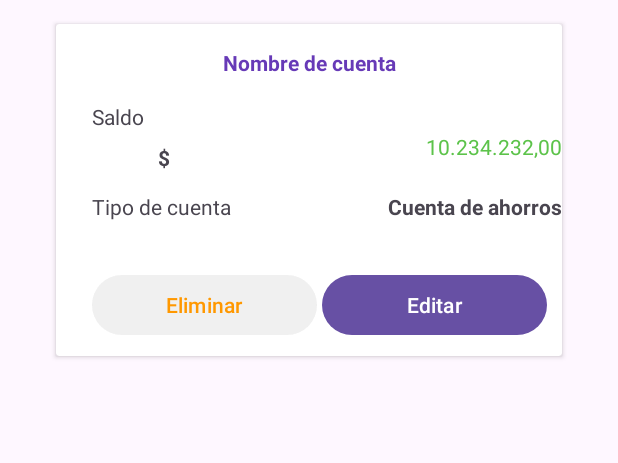
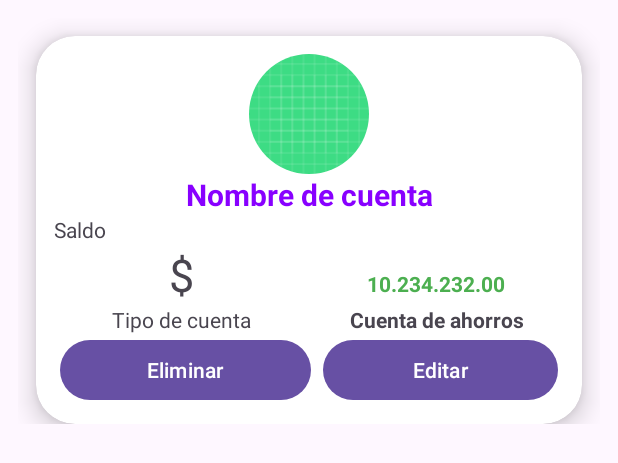
Before and after one commit to juandi247/NequiApp, an Android app: the layout item_rv_account_list.xml on its own in the app's theme, with its tools: preview values and no code run, on a phone screen of 412 x 824 dp. Shown: the top 463 px of the screen. Run offline under Robolectric (Android 15) with nearby library versions, the phone set to English and light mode, and no system bars.

Commit message:
clase viernes

```diff
--- a/app/build.gradle.kts
+++ b/app/build.gradle.kts
@@ -36,4 +36,5 @@ dependencies {
     testImplementation("junit:junit:4.13.2")
     androidTestImplementation("androidx.test.ext:junit:1.1.5")
     androidTestImplementation("androidx.test.espresso:espresso-core:3.5.1")
+    implementation ("de.hdodenhof:circleimageview:3.1.0")
 }
--- /dev/null
+++ b/app/src/main/java/com/juandiegodiaz/mywalletappjuandi/AccountAdapter.java
@@ -0,0 +1,61 @@
+package com.juandiegodiaz.mywalletappjuandi;
+
+import android.view.LayoutInflater;
+import android.view.View;
+import android.view.ViewGroup;
+import android.widget.ImageView;
+import android.widget.TextView;
+
+import androidx.annotation.NonNull;
+import androidx.recyclerview.widget.RecyclerView;
+
+import java.util.ArrayList;
+
+
+public class AccountAdapter extends RecyclerView.Adapter<AccountAdapter.ViewHolder> {
+
+        private ArrayList<Account> dataset;
+
+    public AccountAdapter(ArrayList<Account> dataset) {
+        this.dataset = dataset;
+    }
+
+    @NonNull
+        @Override
+        public ViewHolder onCreateViewHolder(@NonNull ViewGroup parent, int viewType) {
+            View myView = LayoutInflater.from(parent.getContext()).inflate(R.layout.item_rv_account_list, parent, false);
+            return new ViewHolder(myView);
+        }
+
+        @Override
+        public void onBindViewHolder(@NonNull ViewHolder holder, int position) {
+        Account myAccount= dataset.get(position);
+        holder.loadItem(myAccount);
+
+        }
+
+        @Override
+        public int getItemCount() {
+            return dataset.size();
+        }
+
+        public class ViewHolder extends RecyclerView.ViewHolder {
+
+        private TextView tvName, tvCurrentValue, tvType;
+        private ImageView ivPrincipal;
+            public ViewHolder(@NonNull View itemView) {
+
+                super(itemView);
+
+                tvName = itemView.findViewById(R.id.tv_nombre);
+                tvCurrentValue = itemView.findViewById(R.id.tv_dinero);
+                tvType = itemView.findViewById(R.id.tv_tipo);
+            }
+
+            public void loadItem(Account myAccount) {
+                tvName.setText(myAccount.getName());
+                tvCurrentValue.setText(String.valueOf(myAccount.getCurrentValue()));
+                tvType.setText(myAccount.getTypeAccount());
+            }
+        }
+    }
--- a/app/src/main/res/layout/activity_list_account2.xml
+++ b/app/src/main/res/layout/activity_list_account2.xml
@@ -7,6 +7,7 @@
     tools:context=".ListAccountActivity">
 
     <androidx.recyclerview.widget.RecyclerView
+        android:id="@+id/rv_accounts"
         android:layout_width="match_parent"
         android:layout_height="match_parent" />
 </androidx.constraintlayout.widget.ConstraintLayout>
--- a/app/src/main/res/layout/item_rv_account_list.xml
+++ b/app/src/main/res/layout/item_rv_account_list.xml
@@ -3,115 +3,132 @@
     xmlns:app="http://schemas.android.com/apk/res-auto"
     xmlns:tools="http://schemas.android.com/tools"
     android:layout_width="match_parent"
-    android:layout_height="match_parent">
+    android:layout_height="wrap_content"
+    android:layout_margin="12dp">
 
     <androidx.cardview.widget.CardView
-        android:layout_width="wrap_content"
+        android:layout_width="match_parent"
         android:layout_height="wrap_content"
-        android:layout_marginTop="16dp"
-        android:paddingVertical="20dp"
+        android:layout_margin="12dp"
+        android:padding="12dp"
+        app:cardCornerRadius="26dp"
+        app:cardElevation="10dp"
         app:layout_constraintEnd_toEndOf="parent"
         app:layout_constraintStart_toStartOf="parent"
         app:layout_constraintTop_toTopOf="parent">
 
-        <androidx.constraintlayout.widget.ConstraintLayout
+        <LinearLayout
             android:layout_width="match_parent"
-            android:layout_height="221dp">
+            android:layout_height="wrap_content"
+            android:gravity="clip_horizontal"
+            android:orientation="vertical"
+            android:padding="12dp"
+            tools:ignore="MissingClass">
+
+
+            <de.hdodenhof.circleimageview.CircleImageView
+                android:id="@+id/iv_principal"
+                android:layout_width="80dp"
+                android:layout_height="80dp"
+                android:layout_gravity="center_horizontal"
+                android:src="@drawable/ic_launcher_background" />
 
             <TextView
-                android:id="@+id/textView7"
-                android:layout_width="wrap_content"
+                android:id="@+id/tv_nombre"
+                android:layout_width="match_parent"
                 android:layout_height="wrap_content"
-                android:layout_marginTop="16dp"
+                android:gravity="center"
                 android:text="Nombre de cuenta"
-                android:textColor="#673AB7"
-                android:textStyle="normal|bold"
-                app:layout_constraintEnd_toEndOf="parent"
-                app:layout_constraintHorizontal_bias="0.502"
-                app:layout_constraintStart_toStartOf="parent"
-                app:layout_constraintTop_toTopOf="parent" />
+                android:textColor="#8800FF"
+                android:textSize="20sp"
+                android:textStyle="bold" />
 
             <TextView
-                android:id="@+id/textView8"
-                android:layout_width="wrap_content"
+                android:id="@+id/txt_saldo"
+                android:layout_width="match_parent"
                 android:layout_height="wrap_content"
-                android:layout_marginStart="24dp"
-                android:layout_marginTop="52dp"
+                android:layout_weight="1"
+                android:gravity="center"
                 android:text="Saldo"
-                app:layout_constraintStart_toStartOf="parent"
-                app:layout_constraintTop_toTopOf="parent" />
+                android:textAlignment="textStart" />
 
-            <TextView
-                android:id="@+id/textView9"
-                android:layout_width="wrap_content"
+            <LinearLayout
+                android:layout_width="match_parent"
                 android:layout_height="wrap_content"
-                android:layout_marginStart="24dp"
-                android:layout_marginTop="112dp"
-                android:text="Tipo de cuenta"
-                app:layout_constraintStart_toStartOf="parent"
-                app:layout_constraintTop_toTopOf="parent" />
+                android:orientation="horizontal">
 
-            <TextView
-                android:id="@+id/textView10"
-                android:layout_width="wrap_content"
+                <TextView
+                    android:id="@+id/textView7"
+                    android:layout_width="match_parent"
+                    android:layout_height="wrap_content"
+                    android:layout_weight="1"
+                    android:gravity="center"
+                    android:text="$"
+                    android:textSize="30sp" />
+
+                <TextView
+                    android:id="@+id/tv_dinero"
+                    android:layout_width="match_parent"
+                    android:layout_height="wrap_content"
+                    android:layout_weight="1"
+                    android:gravity="center"
+                    android:text="10.234.232.00"
+                    android:textColor="#4CAF50"
+                    android:textStyle="bold" />
+
+            </LinearLayout>
+
+            <LinearLayout
+                android:layout_width="match_parent"
                 android:layout_height="wrap_content"
-                android:layout_marginTop="112dp"
-                android:text="Cuenta de ahorros"
-                android:textStyle="bold"
-                app:layout_constraintEnd_toEndOf="parent"
-                app:layout_constraintTop_toTopOf="parent" />
+                android:orientation="horizontal">
 
-            <TextView
-                android:id="@+id/textView11"
-                android:layout_width="wrap_content"
-                android:layout_height="wrap_content"
-                android:layout_marginStart="188dp"
-                android:layout_marginTop="72dp"
-                android:text="10.234.232,00"
-                android:textColor="#5CC34A"
-                app:layout_constraintEnd_toEndOf="parent"
-                app:layout_constraintHorizontal_bias="1.0"
-                app:layout_constraintStart_toEndOf="@+id/textView8"
-                app:layout_constraintTop_toTopOf="parent" />
+                <TextView
+                    android:id="@+id/textView9"
+                    android:layout_width="match_parent"
+                    android:layout_height="wrap_content"
+                    android:layout_weight="1"
+                    android:gravity="center"
+                    android:text="Tipo de cuenta" />
 
-            <Button
-                android:id="@+id/button2"
-                android:layout_width="150dp"
-                android:layout_height="wrap_content"
-                android:layout_margin="10dp"
-                android:layout_marginBottom="32dp"
-                android:backgroundTint="#1BB5B5B5"
-                android:text="Eliminar"
-                android:textColor="#FF9800"
-                android:textColorLink="#C8C8C8"
-                app:layout_constraintBottom_toBottomOf="parent"
-                app:layout_constraintEnd_toEndOf="parent"
-                app:layout_constraintHorizontal_bias="0.085"
-                app:layout_constraintStart_toStartOf="parent" />
+                <TextView
+                    android:id="@+id/tv_tipo"
+                    android:layout_width="match_parent"
+                    android:layout_height="wrap_content"
+                    android:layout_weight="1"
+                    android:gravity="center"
+                    android:text="Cuenta de ahorros"
+                    android:textStyle="bold" />
 
-            <Button
-                android:id="@+id/button3"
-                android:layout_width="150dp"
-                android:layout_height="wrap_content"
-                android:layout_margin="10dp"
-                android:layout_marginBottom="8dp"
-                android:text="Editar"
-                app:layout_constraintBottom_toBottomOf="parent"
-                app:layout_constraintEnd_toEndOf="parent"
-                app:layout_constraintHorizontal_bias="1.0"
-                app:layout_constraintStart_toStartOf="parent" />
+            </LinearLayout>
 
-            <TextView
-                android:id="@+id/textView12"
-                android:layout_width="wrap_content"
-                android:layout_height="wrap_content"
-                android:layout_marginStart="68dp"
-                android:layout_marginTop="8dp"
-                android:text="$"
-                android:textStyle="bold"
-                app:layout_constraintStart_toStartOf="parent"
-                app:layout_constraintTop_toBottomOf="@+id/textView8" />
-        </androidx.constraintlayout.widget.ConstraintLayout>
+            <LinearLayout
+                android:layout_width="340dp"
+                android:layout_height="match_parent"
+                android:layout_marginRight="4dp"
+                android:orientation="horizontal">
+
+                <Button
+                    android:id="@+id/btn_eliminar"
+                    android:layout_width="wrap_content"
+                    android:layout_height="wrap_content"
+                    android:layout_marginLeft="4dp"
+                    android:layout_marginRight="4dp"
+                    android:layout_weight="1"
+                    android:text="Eliminar" />
+
+                <Button
+                    android:id="@+id/btn_editar"
+                    android:layout_width="wrap_content"
+                    android:layout_height="wrap_content"
+                    android:layout_marginLeft="4dp"
+                    android:layout_marginRight="4dp"
+                    android:layout_weight="1"
+                    android:text="Editar" />
+            </LinearLayout>
+
+        </LinearLayout>
 
     </androidx.cardview.widget.CardView>
+
 </androidx.constraintlayout.widget.ConstraintLayout>
```
